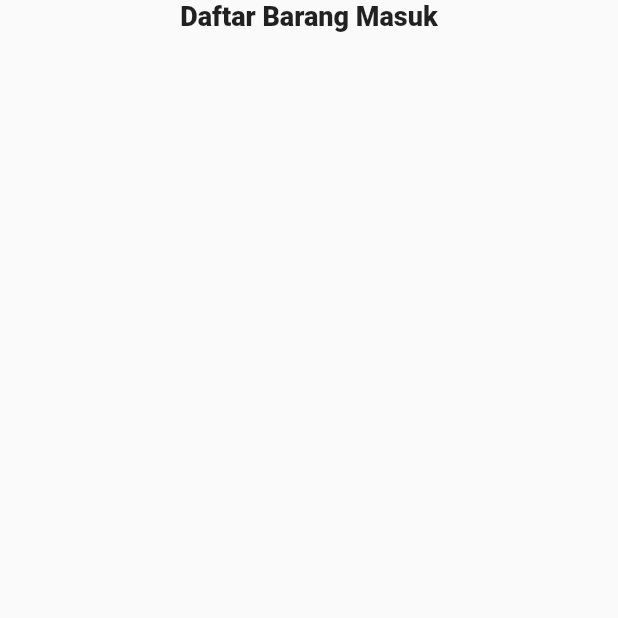
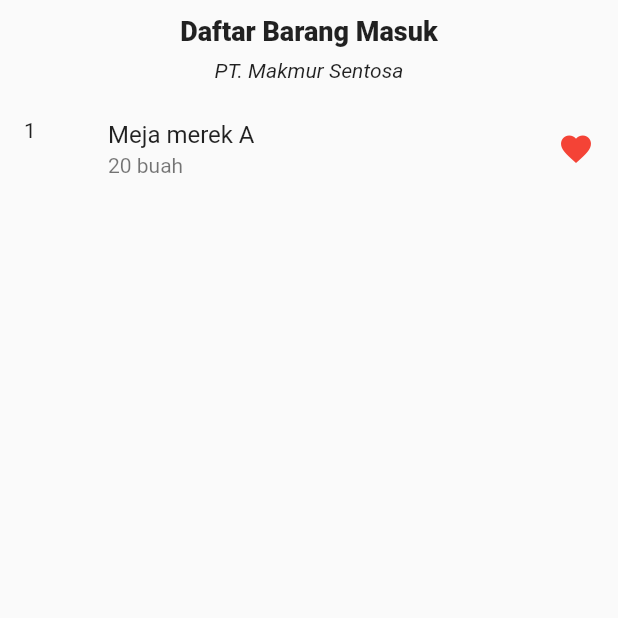
Before and after one commit to agustina12/tugas_flutter, a Flutter app: the screen it shows after launch, on a phone screen of 412 x 824 dp, the top half of it. Run offline on Flutter 3.47's test engine with Material 2 defaults, Android fonts, the phone set to English and light mode, and no system bars.

Commit message:
Tina_211210_4

```diff
--- a/tugas_flutter/lib/main.dart
+++ b/tugas_flutter/lib/main.dart
@@ -1,3 +1,5 @@
+import 'dart:ui';
+
 import 'package:flutter/material.dart';
 
 void main() {
@@ -40,7 +42,7 @@ class TugasKedua extends StatelessWidget {
           child: Column(
             children: [
               Padding(
-                padding: const EdgeInsets.only(bottom: 8),
+                padding: const EdgeInsets.fromLTRB(5, 10, 5, 8),
                 child: Center(
                   child: Text(
                     "Daftar Barang Masuk",
@@ -50,7 +52,32 @@ class TugasKedua extends StatelessWidget {
                     ),
                   ),
                 ),
-              )
+              ),
+              Padding(
+                padding: const EdgeInsets.only(bottom: 8.0),
+                child: Text(
+                  "PT. Makmur Sentosa",
+                  style: TextStyle(
+                    fontSize: 14,
+                    fontStyle: FontStyle.italic),
+                ),
+              ),
+              Container(
+                height: 600,
+                child: ListView(
+                  children: [
+                    ListTile(
+                      leading: Text('1'),
+                      title: Text('Meja merek A'),
+                      subtitle: Text('20 buah'),
+                      trailing: Icon(
+                        Icons.favorite,
+                        color: Colors.red,
+                        ),
+                    ),
+                  ],
+                ),
+              ),
             ],
           ),
         )
```
